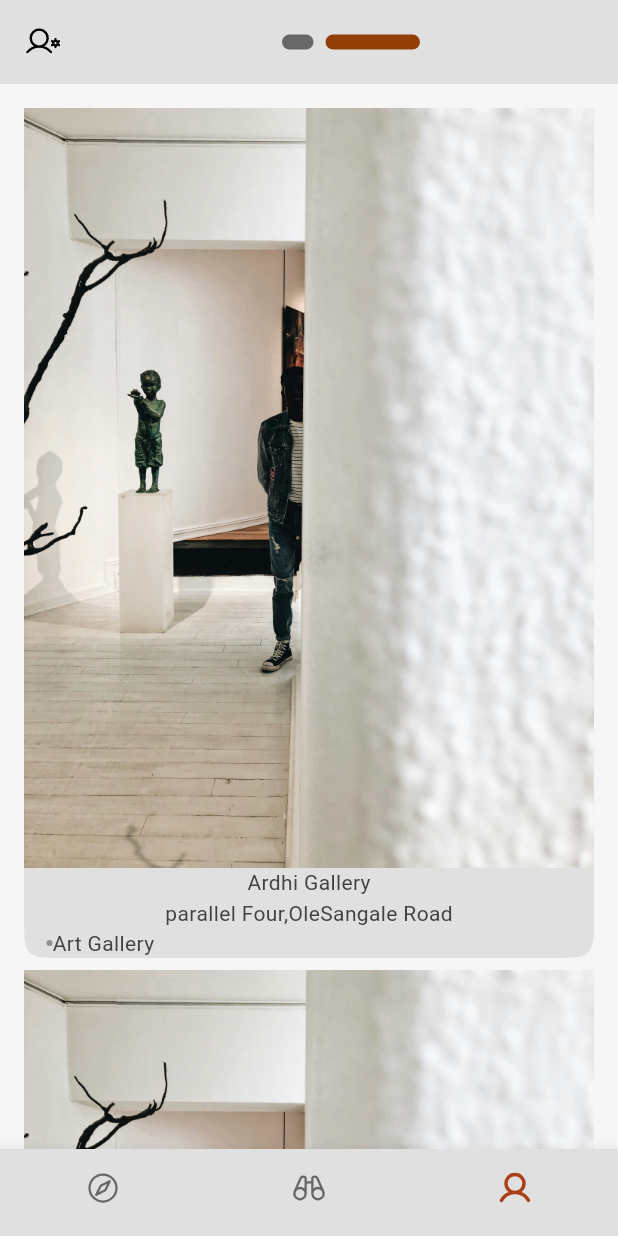
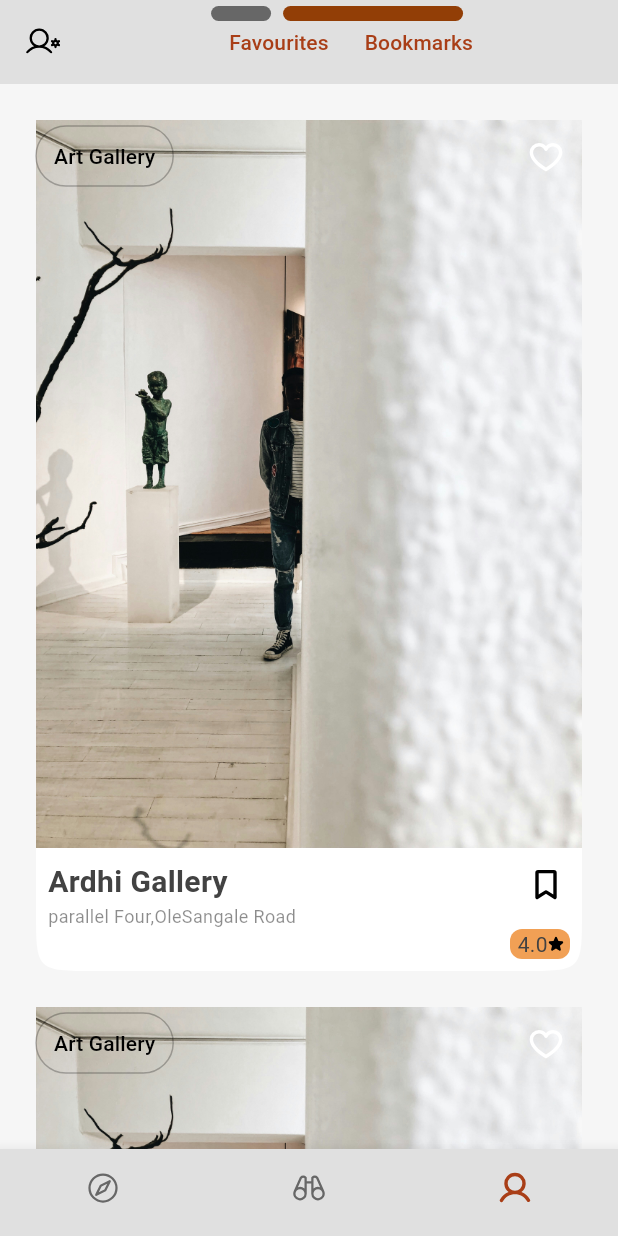
Before and after one commit to Ngambiann/Book_M, a Flutter app: the screen it shows once a user with an empty profile is signed in, item 3 of the bottom bar chosen, on a phone screen of 412 x 824 dp. Run offline on Flutter 3.47's test engine with Material 3 defaults, Android fonts, the phone set to English and light mode, and no system bars; drawn by our look-alikes of smooth_page_indicator; our stand-ins replace cloud_firestore, firebase_auth, firebase_core, google_sign_in, phosphor_flutter, share_plus; accounts and stored records are empty.

Commit message:
destination cards

```diff
--- a/lib/dummydata/destinations.dart
+++ /dev/null
@@ -1,70 +0,0 @@
-import 'package:flutter/material.dart';
-
-class MyCard extends StatelessWidget {
-  final String nameofPlace;
-  final String location;
-  final String imagePath;
-  final Function onSelected;
-  final String rating;
-  final String category;
-
-  const MyCard(
-      {super.key,
-      required this.nameofPlace,
-      required this.imagePath,
-      required this.location,
-      required this.onSelected,
-      required this.rating,
-      required this.category});
-
-  @override
-  Widget build(BuildContext context) {
-    return Card(
-      elevation: 0,
-      shape: ContinuousRectangleBorder(borderRadius: BorderRadius.circular(30)),
-      child: Column(
-        children: [
-          Image.asset(imagePath),
-          Container(
-            decoration: BoxDecoration(
-              shape: BoxShape.rectangle,
-              borderRadius: BorderRadius.circular(30)
-            ),
-
-            child: Column(
-              children: [
-                Text(nameofPlace),
-                Text(location),
-                Row(
-                  children: [
-                    SizedBox.shrink(
-                      child: Text(rating),
-                    ),
-                    const SizedBox(
-                      width: 15,
-                    ),
-                    Container(
-                      height: 4,
-                      width: 4,
-                      decoration: BoxDecoration(
-                        color: Theme.of(context)
-                            .textTheme
-                            .bodyLarge!
-                            .color!
-                            .withOpacity(0.5),
-                        shape: BoxShape.circle,
-                      ),
-                    ),
-                    SizedBox.square(
-                      child: Text(category),
-                    )
-                  ],
-                )
-              ],
-            ),
-          ),
-        ],
-      ),
-    );
-  }
-}
--- /dev/null
+++ b/lib/dummydata/gems.dart
@@ -0,0 +1,223 @@
+import 'package:flutter/gestures.dart';
+import 'package:flutter/material.dart';
+import 'package:phosphor_flutter/phosphor_flutter.dart';
+
+class MyCard extends StatefulWidget {
+  final String nameofPlace;
+  final String location;
+  final String imagePath;
+  final Function onSelected;
+  final String rating;
+  final String category;
+
+  const MyCard(
+      {super.key,
+      required this.nameofPlace,
+      required this.imagePath,
+      required this.location,
+      required this.onSelected,
+      required this.rating,
+      required this.category});
+
+  @override
+  State<MyCard> createState() => _MyCardState();
+}
+
+class _MyCardState extends State<MyCard> {
+  @override
+  Widget build(BuildContext context) {
+    return Card(
+      color: Colors.white,
+      margin: const EdgeInsets.all(12),
+      elevation: 0,
+      shape: ContinuousRectangleBorder(borderRadius: BorderRadius.circular(40)),
+      child: Column(
+        children: [
+          Stack(
+            children: [
+//image
+              Container(
+                color: Colors.white,
+                child: Column(
+                  children: [
+                    Image.asset(
+                      widget.imagePath,
+                      fit: BoxFit.cover,
+                    ),
+                  ],
+                ),
+              ),
+//category tag
+
+                          Align(
+                            alignment: Alignment.topLeft,
+                            child: TextButton.icon(
+                              style: const ButtonStyle(
+                                  side: WidgetStatePropertyAll(BorderSide(
+                                      width: 1,
+                                      color: Colors.black26,
+                                      strokeAlign:
+                                          BorderSide.strokeAlignCenter))),
+                              onPressed: () {},
+                              label: Text(
+                                widget.category,
+                                style: const TextStyle(
+                                  color: Colors.black,
+                                ),
+                              ),
+                            ),
+                          ),
+//Favourites button
+              Align(
+                alignment: Alignment.topRight,
+                child: IconButton(
+                    onPressed: () {
+                      setState(() {
+
+                      });
+
+                    },
+                    icon: const Icon(
+                      PhosphorIconsBold.heart,
+                      color: Colors.white,
+                    )),
+              )
+            ],
+          ),
+// destination name
+          Stack(
+            children: [
+              Container(
+                decoration: BoxDecoration(
+                    shape: BoxShape.rectangle,
+                    borderRadius: BorderRadius.circular(30)),
+                child: Padding(
+                  padding: const EdgeInsets.all(8.0),
+                  child: Column(
+                    crossAxisAlignment: CrossAxisAlignment.start,
+                    children: [
+                      Text(
+                        widget.nameofPlace,
+                        style: const TextStyle(
+                            fontWeight: FontWeight.w700, fontSize: 20),
+                        textAlign: TextAlign.start,
+                      ),
+//location text button
+                      Text.rich(TextSpan(children: <TextSpan>[
+                        TextSpan(
+                            text: widget.location,
+                            style: const TextStyle(
+                                color: Colors.black45,
+                                fontWeight: FontWeight.w400,
+                                fontSize: 12),
+                            recognizer: TapGestureRecognizer()
+                              ..onTap = () {
+                                showDialog(
+                                    context: context,
+                                    builder: (context) => AlertDialog(
+                                          title: const Text(
+                                            'Open with:',
+                                            textAlign: TextAlign.center,
+                                          ),
+                                          actions: [
+                                            Column(
+                                              children: [
+                                                Row(
+                                                  crossAxisAlignment:
+                                                      CrossAxisAlignment.center,
+                                                  children: [
+                                                    const SizedBox(
+                                                      width: 30,
+                                                    ),
+                                                    TextButton(
+                                                        onPressed: () {},
+                                                        child: Image.asset(
+                                                            width: 60,
+                                                            height: 60,
+                                                            'assets/images/google-maps.png')),
+                                                    TextButton(
+                                                        onPressed: () {},
+                                                        child: Image.asset(
+                                                            width: 70,
+                                                            height: 70,
+                                                            'assets/images/apple-maps.png')),
+                                                    const SizedBox(
+                                                      width: 30,
+                                                    ),
+                                                  ],
+                                                ),
+                                                TextButton(
+                                                    onPressed: () {
+                                                      Navigator.pop(context);
+                                                    },
+                                                    child: const Text(
+                                                      "cancel",
+                                                      style: TextStyle(
+                                                          color:
+                                                              Colors.black45),
+                                                    ))
+                                              ],
+                                            ),
+                                          ],
+                                        ));
+                              })
+                      ])),
+//five-star rating
+
+                          Align(
+                            alignment: Alignment.bottomRight,
+                            child: Container(
+                              decoration: BoxDecoration(
+                                borderRadius: BorderRadius.circular(8),
+                                color: const Color.fromARGB(255, 241, 160, 85),
+                              ),
+                              width: 40,
+                              height: 20,
+                              child: Row(
+                                children: [
+                                  const SizedBox(
+                                    width: 5,
+                                  ),
+                                  Text(
+                                    widget.rating,
+                                    textAlign: TextAlign.center,
+                                  ),
+                                  const Icon(
+                                    PhosphorIconsFill.star,
+                                    size: 11,
+                                    color: Colors.black,
+                                  ),
+                                ],
+                              ),
+                            ),
+                          ),
+                          const SizedBox(
+                            width: 150,
+                          ),
+
+
+                    ],
+                  ),
+                ),
+              ),
+//save-Bookmark button
+              Align(
+                alignment: Alignment.topRight,
+                child: IconButton(
+                    onPressed: () {
+                      setState(() {
+
+                      });
+                    },
+                    icon: const Icon(
+                      PhosphorIconsBold.bookmarkSimple,
+                      color: Colors.black,
+                    )),
+              )
+            ],
+          ),
+        ],
+      ),
+    );
+  }
+}
--- a/lib/pages/views/profile.dart
+++ b/lib/pages/views/profile.dart
@@ -1,4 +1,4 @@
-import 'package:bookmark/dummydata/destinations.dart';
+import 'package:bookmark/dummydata/gems.dart';
 import 'package:bookmark/pages/views/authviews/login.dart';
 import 'package:bookmark/pages/screens/about.dart';
 
@@ -61,27 +61,44 @@ class _ProfileState extends State<Profile> {
         title: Row(
           mainAxisAlignment: MainAxisAlignment.center,
           children: [
-            SmoothPageIndicator(controller: _pageController, count: 2,
+            Stack(
+              children: [
+
+                SmoothPageIndicator(
+                    controller: _pageController,
+                    count: 2,
                     onDotClicked: (index) {
                       _pageController.animateToPage(index,
                           duration: const Duration(milliseconds: 500),
                           curve: Curves.easeIn);
                     },
-              effect:const ExpandingDotsEffect(
+                    effect: const ExpandingDotsEffect(
                         activeDotColor: Color.fromARGB(255, 146, 62, 6),
                         dotHeight: 10.0,
-                  dotWidth: 21.0,
+                        dotWidth: 40.0,
                         dotColor: Colors.black54)),
-            /*TextButton(
+                          Container(
+                  child: Row(
+                    children: [
+                      TextButton(
                         onPressed: () {},
                         child: const Text('Favourites',
-                  style: TextStyle(color: Color.fromARGB(255, 169, 62, 23))),
+                            style: TextStyle(
+                                color: Color.fromARGB(255, 169, 62, 23))),
                       ),
                       TextButton(
                         onPressed: () {},
                         child: const Text('Bookmarks',
-                  style: TextStyle(color: Color.fromARGB(255, 169, 62, 23))),
-            ),*/
+                            style: TextStyle(
+                                color: Color.fromARGB(255, 169, 62, 23))),
+                      ),
+                    ],
+                  ),
+                ),
+              ],
+            ),
+
+            /**/
             const SizedBox(
               height: 10,
             ),
@@ -271,7 +288,7 @@ class _ProfileState extends State<Profile> {
           ),
           ListView(
             padding: const EdgeInsets.all(12),
-            children:  [
+            children: [
               MyCard(
                   nameofPlace: "Ardhi Gallery",
                   imagePath: "assets/images/artgallery.jpg",
@@ -328,7 +345,3 @@ class _ProfileState extends State<Profile> {
     );
   }
 }
-
-
-//scroll indicator below them
-//page view ting
```
Also changed, not shown: lib/dummydata/categories.dart (+34 -1 lines), lib/dummydata/storage/add_favourites.dart (added, +16 -0 lines), lib/pages/views/explore.dart (+5 -22 lines), lib/pages/views/search.dart (+20 -7 lines), assets/images/apple-maps.png (added), assets/images/google-maps.png (added). Lines whose indentation alone changed are shown as unchanged.
